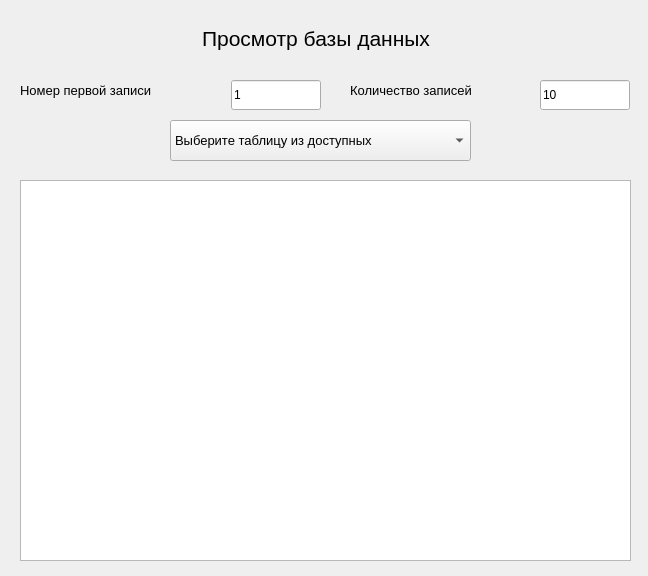
Qt form database_view.ui (kiryuha21/DatabaseInterface) before a commit.
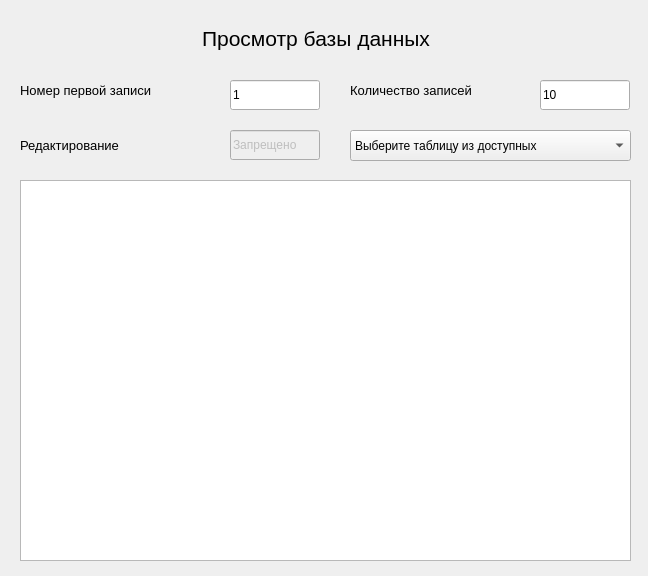
The same form after that commit.

Commit message: database_view finished

What changed in the file:
```diff
--- a/database_view.ui
+++ b/database_view.ui
@@ -37,15 +37,15 @@
   <widget class="QComboBox" name="db_combo">
    <property name="geometry">
     <rect>
-     <x>170</x>
-     <y>120</y>
-     <width>301</width>
-     <height>41</height>
+     <x>350</x>
+     <y>130</y>
+     <width>281</width>
+     <height>31</height>
     </rect>
    </property>
    <property name="font">
     <font>
-     <pointsize>10</pointsize>
+     <pointsize>9</pointsize>
     </font>
    </property>
    <property name="editable">
@@ -73,7 +73,7 @@
   <widget class="QLineEdit" name="first_number_edit">
    <property name="geometry">
     <rect>
-     <x>231</x>
+     <x>230</x>
      <y>80</y>
      <width>90</width>
      <height>30</height>
@@ -138,6 +138,40 @@
     <set>Qt::AlignLeading|Qt::AlignLeft|Qt::AlignVCenter</set>
    </property>
   </widget>
+  <widget class="QLabel" name="label_2">
+   <property name="geometry">
+    <rect>
+     <x>20</x>
+     <y>130</y>
+     <width>131</width>
+     <height>31</height>
+    </rect>
+   </property>
+   <property name="font">
+    <font>
+     <pointsize>10</pointsize>
+    </font>
+   </property>
+   <property name="text">
+    <string>Редактирование</string>
+   </property>
+  </widget>
+  <widget class="QLineEdit" name="redact_edit">
+   <property name="enabled">
+    <bool>false</bool>
+   </property>
+   <property name="geometry">
+    <rect>
+     <x>230</x>
+     <y>130</y>
+     <width>90</width>
+     <height>30</height>
+    </rect>
+   </property>
+   <property name="text">
+    <string>Запрещено</string>
+   </property>
+  </widget>
  </widget>
  <resources/>
  <connections/>
```
The commit also changes 3 other files.
